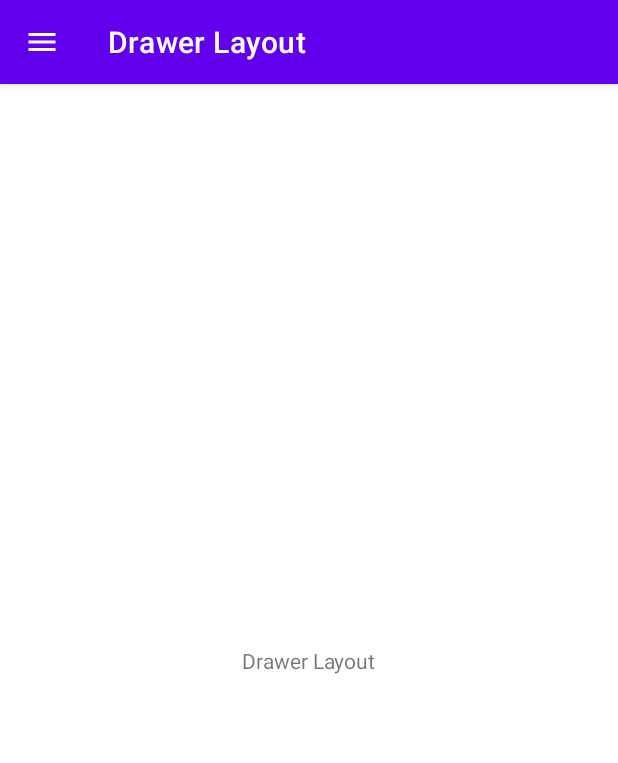
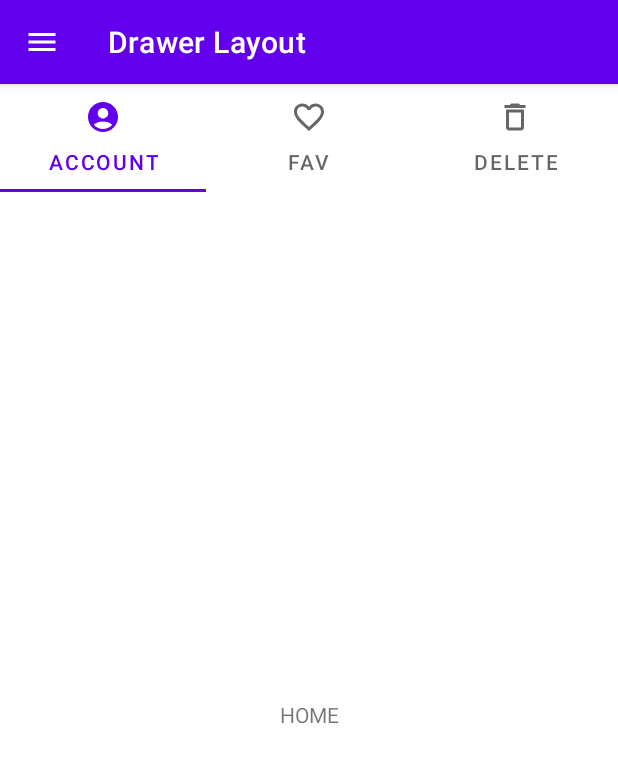
Before and after one commit to nikki-henri/2doParcial, an Android app: the DrawerActivity screen opened directly, with no data from a screen before it, on a phone screen of 412 x 824 dp. Shown: the top 763 px of the screen. Run offline under Robolectric (Android 15) with nearby library versions, the phone set to English and light mode, and no system bars.

Commit message:
Clase 13 de octubre
:)

```diff
--- a/app/build.gradle
+++ b/app/build.gradle
@@ -28,7 +28,7 @@ android {
 }
 
 dependencies {
-
+    implementation "androidx.fragment:fragment:1.5.3"
     implementation 'androidx.appcompat:appcompat:1.5.1'
     implementation 'com.google.android.material:material:1.6.1'
     implementation 'androidx.constraintlayout:constraintlayout:2.1.4'
--- a/app/src/main/java/com/example/ejercicio_segundo_parcial/DrawerActivity.java
+++ b/app/src/main/java/com/example/ejercicio_segundo_parcial/DrawerActivity.java
@@ -3,19 +3,24 @@ package com.example.ejercicio_segundo_parcial;
 import androidx.annotation.NonNull;
 import androidx.appcompat.app.AppCompatActivity;
 import androidx.drawerlayout.widget.DrawerLayout;
+import androidx.fragment.app.Fragment;
 
 import android.os.Bundle;
 import android.view.MenuItem;
 import android.view.View;
 import android.widget.Toast;
 
+import com.example.ejercicio_segundo_parcial.fragments.FavFragment;
+import com.example.ejercicio_segundo_parcial.fragments.HomeFragment;
 import com.google.android.material.navigation.NavigationView;
+import com.google.android.material.tabs.TabLayout;
 
 public class DrawerActivity extends AppCompatActivity {
 
     NavigationView navigationView;
     DrawerLayout drawerLayout;
     boolean isOpen = false;
+    TabLayout tabLayout;
 
     @Override
     protected void onCreate(Bundle savedInstanceState) {
@@ -28,6 +33,24 @@ public class DrawerActivity extends AppCompatActivity {
 
         navigationView = findViewById(R.id.nav_view);
         drawerLayout = findViewById(R.id.drawer_layout);
+        tabLayout = findViewById(R.id.tab_layout);
+
+        showFragment(new HomeFragment());
+
+        tabLayout.addOnTabSelectedListener(new TabLayout.OnTabSelectedListener() {
+            @Override
+            public void onTabSelected(TabLayout.Tab tab) {
+                message("TabSelected: " + tab.getText());
+            }
+            @Override
+            public void onTabUnselected(TabLayout.Tab tab) {
+                message("TabUnselected: " + tab.getText());
+            }
+            @Override
+            public void onTabReselected(TabLayout.Tab tab) {
+                message("TabReselected: " + tab.getText());
+            }
+        });
 
         drawerLayout.addDrawerListener(new DrawerLayout.DrawerListener() {
             @Override
@@ -59,18 +82,26 @@ public class DrawerActivity extends AppCompatActivity {
                 switch (item.getItemId()){
                     case R.id.menu_favorite:
                         message("Favorite");
+                        showFragment(new FavFragment());
                         break;
                     case R.id.menu_delete:
                         message("Delete");
                         break;
                     case R.id.menu_account:
                         message("Profile");
+                        showFragment(new HomeFragment());
                         break;
                 }
                 return false;
             }
         });
+    }
 
+    public void showFragment(Fragment fragment){
+        getSupportFragmentManager().beginTransaction()
+                .setReorderingAllowed(true)
+                .replace(R.id.fragment_container_view, fragment)
+                .commit();
     }
 
     @Override
--- /dev/null
+++ b/app/src/main/java/com/example/ejercicio_segundo_parcial/fragments/FavFragment.java
@@ -0,0 +1,11 @@
+package com.example.ejercicio_segundo_parcial.fragments;
+
+import androidx.fragment.app.Fragment;
+
+import com.example.ejercicio_segundo_parcial.R;
+
+public class FavFragment extends Fragment {
+    public FavFragment(){
+        super(R.layout.fragment_fav);
+    }
+}
--- /dev/null
+++ b/app/src/main/java/com/example/ejercicio_segundo_parcial/fragments/HomeFragment.java
@@ -0,0 +1,13 @@
+package com.example.ejercicio_segundo_parcial.fragments;
+
+import androidx.fragment.app.Fragment;
+
+import com.example.ejercicio_segundo_parcial.R;
+
+public class HomeFragment extends Fragment {
+
+    public HomeFragment(){
+        super(R.layout.fragment_home);
+    }
+
+}
--- a/app/src/main/res/layout/activity_drawer.xml
+++ b/app/src/main/res/layout/activity_drawer.xml
@@ -11,14 +11,38 @@
         android:layout_width="match_parent"
         android:layout_height="match_parent">
 
-        <TextView
-            android:layout_width="wrap_content"
+        <com.google.android.material.tabs.TabLayout
+            android:id="@+id/tab_layout"
+            android:layout_width="match_parent"
             android:layout_height="wrap_content"
-            android:text="Drawer Layout"
-            app:layout_constraintTop_toTopOf="parent"
-            app:layout_constraintBottom_toBottomOf="parent"
-            app:layout_constraintStart_toStartOf="parent"
-            app:layout_constraintEnd_toEndOf="parent"/>
+            app:layout_constraintTop_toTopOf="parent">
+
+            <com.google.android.material.tabs.TabItem
+                android:layout_width="wrap_content"
+                android:layout_height="wrap_content"
+                android:text="@string/account_txt"
+                android:icon="@drawable/ic_baseline_account_circle_24"/>
+
+            <com.google.android.material.tabs.TabItem
+                android:layout_width="wrap_content"
+                android:layout_height="wrap_content"
+                android:text="@string/fav_txt"
+                android:icon="@drawable/ic_baseline_favorite_border_24"/>
+
+            <com.google.android.material.tabs.TabItem
+                android:layout_width="wrap_content"
+                android:layout_height="wrap_content"
+                android:text="@string/delete"
+                android:icon="@drawable/ic_baseline_delete_outline_24"/>
+
+        </com.google.android.material.tabs.TabLayout>
+
+        <androidx.fragment.app.FragmentContainerView
+            android:id="@+id/fragment_container_view"
+            android:layout_width="match_parent"
+            android:layout_height="0dp"
+            app:layout_constraintTop_toBottomOf="@+id/tab_layout"
+            app:layout_constraintBottom_toBottomOf="parent"/>
 
     </androidx.constraintlayout.widget.ConstraintLayout>
 
--- /dev/null
+++ b/app/src/main/res/layout/fragment_fav.xml
@@ -0,0 +1,16 @@
+<?xml version="1.0" encoding="utf-8"?>
+<androidx.constraintlayout.widget.ConstraintLayout xmlns:android="http://schemas.android.com/apk/res/android"
+    android:layout_width="match_parent"
+    android:layout_height="match_parent"
+    xmlns:app="http://schemas.android.com/apk/res-auto">
+
+    <Button
+        android:layout_width="wrap_content"
+        android:layout_height="wrap_content"
+        android:text="@string/fav_txt"
+        app:layout_constraintTop_toTopOf="parent"
+        app:layout_constraintBottom_toBottomOf="parent"
+        app:layout_constraintStart_toStartOf="parent"
+        app:layout_constraintEnd_toEndOf="parent"/>
+
+</androidx.constraintlayout.widget.ConstraintLayout>
--- /dev/null
+++ b/app/src/main/res/layout/fragment_home.xml
@@ -0,0 +1,17 @@
+<?xml version="1.0" encoding="utf-8"?>
+<androidx.constraintlayout.widget.ConstraintLayout xmlns:android="http://schemas.android.com/apk/res/android"
+    android:layout_width="match_parent"
+    android:layout_height="match_parent"
+    xmlns:app="http://schemas.android.com/apk/res-auto">
+
+    <TextView
+        android:id="@+id/fragment_label"
+        android:layout_width="wrap_content"
+        android:layout_height="wrap_content"
+        app:layout_constraintTop_toTopOf="parent"
+        app:layout_constraintBottom_toBottomOf="parent"
+        app:layout_constraintStart_toStartOf="parent"
+        app:layout_constraintEnd_toEndOf="parent"
+        android:text="@string/home_txt" />
+
+</androidx.constraintlayout.widget.ConstraintLayout>
--- a/app/src/main/res/values/strings.xml
+++ b/app/src/main/res/values/strings.xml
@@ -5,4 +5,10 @@
     <string name="btn_advanced_widgets">ADVANCED WIDGETS</string>
     <string name="btn_drawer_layout">DRAWER LAYOUT</string>
     <string name="name_txt">Nicole Henrichsen</string>
+
+    <string name="fav_txt">Fav</string>
+    <string name="account_txt">Account</string>
+    <string name="delete">Delete</string>
+
+    <string name="home_txt">HOME</string>
 </resources>
```
